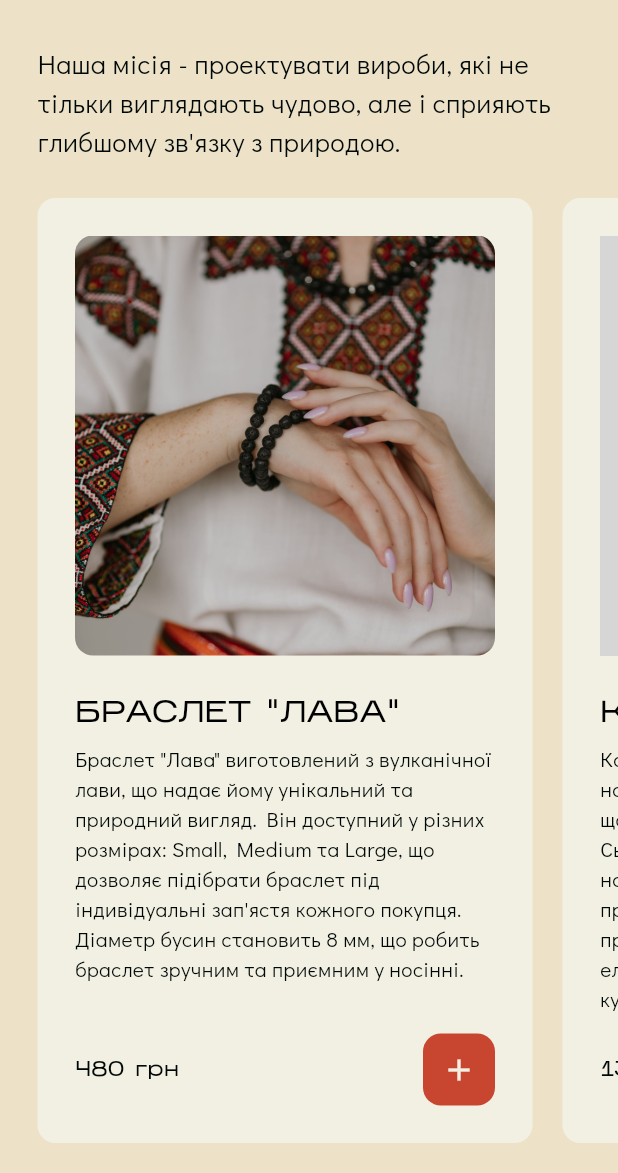
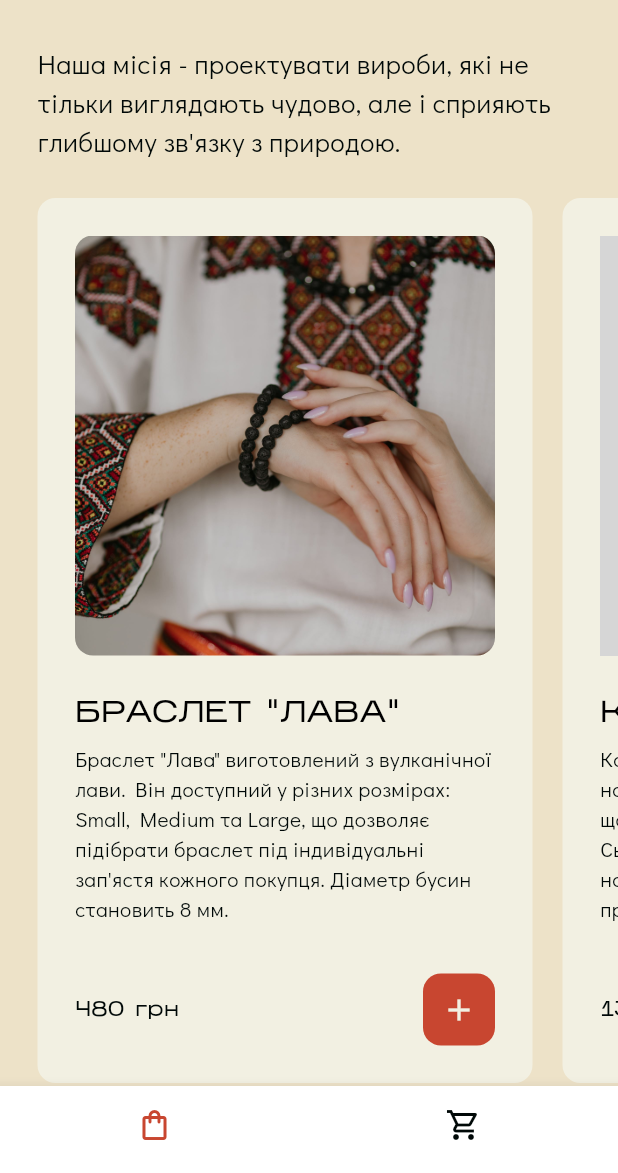
Before and after one commit to karpenkko/shop_app, a Flutter app: the screen it shows after launch, after a tap on the "arrow forward" icon, on a phone screen of 412 x 824 dp, the part 63-1236 px from its top. Run offline on Flutter 3.47's test engine with Material 3 defaults, Android fonts, the phone set to English and light mode, and no system bars; grey boxes are pictures that could not be loaded.

Commit message:
added nested navigation

```diff
--- a/lib/main.dart
+++ b/lib/main.dart
@@ -1,6 +1,7 @@
 import 'package:flutter/material.dart';
 import 'package:provider/provider.dart';
 import 'package:shop_app/pages/cart_page.dart';
+import 'package:shop_app/pages/detail_page.dart';
 import 'package:shop_app/pages/intro_page.dart';
 import 'package:shop_app/pages/shop_page.dart';
 import 'package:shop_app/themes/light_mode.dart';
--- a/lib/models/shop.dart
+++ b/lib/models/shop.dart
@@ -6,21 +6,21 @@ class Shop extends ChangeNotifier{
     Product(
       name: 'БРАСЛЕТ "ЛАВА"',
       price: 480,
-      description: 'Браслет "Лава" виготовлений з вулканічної лави, що надає йому унікальний та природний вигляд. Він доступний у різних розмірах: Small, Medium та Large, що дозволяє підібрати браслет під індивідуальні зап\'ястя кожного покупця. Діаметр бусин становить 8 мм, що робить браслет зручним та приємним у носінні.',
+      description: 'Браслет "Лава" виготовлений з вулканічної лави. Він доступний у різних розмірах: Small, Medium та Large, що дозволяє підібрати браслет під індивідуальні зап\'ястя кожного покупця. Діаметр бусин становить 8 мм.',
       imagePath: 'assets/photo1.jpg',
       availability: true,
     ),
     Product(
       name: 'КОЛЬЄ "ШЕЛЕСТ"',
       price: 1350,
-      description: 'Кольє створене з низки яскравих натуральних бусин,та срібних ланцюжків, що грайливо похитуються при ходьбі. Сьогодні шелест є однією з найпопулярніших традиційних українських прикрас. Він може бути використаний як прикраса на сучасному одязі, а також як елемент української національної культури.',
+      description: 'Кольє створене з низки яскравих натуральних бусин,та срібних ланцюжків, що грайливо похитуються при ходьбі. Сьогодні шелест є однією з найпопулярніших традиційних українських прикрас.',
       imagePath: 'assets/photo2.jpg',
       availability: true,
     ),
     Product(
       name: 'СЕРЕЖКИ "ВІЗІЯ"',
       price: 1950,
-      description: 'Сережки "Візія" з перлами є вишуканим та елегантним аксесуаром, який додає витонченості будь-якому образу. Ці сережки виготовлені з використанням перлів та срібла 925 проби, що забезпечує їх довговічність і стильний вигляд.',
+      description: 'Сережки "Візія" з перлами є вишуканим аксесуаром, який додає витонченості будь-якому образу. Ці сережки виготовлені з використанням перлів та срібла 925 проби, що забезпечує їх довговічність і стильний вигляд.',
       imagePath: 'assets/photo3.jpg',
       availability: false,
     ),
--- a/lib/pages/cart_page.dart
+++ b/lib/pages/cart_page.dart
@@ -4,7 +4,6 @@ import 'package:shop_app/widgets/cart_list_tile.dart';
 import 'package:shop_app/widgets/my_button.dart';
 import '../models/product.dart';
 import '../models/shop.dart';
-import '../widgets/my_drawer.dart';
 
 class CartPage extends StatelessWidget {
   const CartPage({super.key});
--- a/lib/pages/intro_page.dart
+++ b/lib/pages/intro_page.dart
@@ -1,4 +1,6 @@
 import 'package:flutter/material.dart';
+import 'package:shop_app/pages/shop_page.dart';
+import 'package:shop_app/pages/wrap_page.dart';
 import 'package:shop_app/widgets/my_button.dart';
 
 class IntroPage extends StatelessWidget {
@@ -41,7 +43,14 @@ class IntroPage extends StatelessWidget {
             ),
             const SizedBox(height: 35),
             MyButton(
-              onTap: () => Navigator.pushNamed(context, '/shop_page'),
+              onTap: () {
+                Navigator.push(
+                  context,
+                  MaterialPageRoute(
+                    builder: (context) => WrapPage(),
+                  ),
+                );
+              },
               child: Icon(
                 Icons.arrow_forward,
                 color: Theme.of(context).colorScheme.primary,
--- a/lib/pages/shop_page.dart
+++ b/lib/pages/shop_page.dart
@@ -47,7 +47,7 @@ class ShopPage extends StatelessWidget {
             ),
           ),
           SizedBox(
-            height: 680,
+            height: 640,
             child: ListView.builder(
               physics: const BouncingScrollPhysics(),
               scrollDirection: Axis.horizontal,
--- /dev/null
+++ b/lib/pages/wrap_page.dart
@@ -0,0 +1,65 @@
+import 'package:flutter/material.dart';
+import 'package:shop_app/pages/shop_page.dart';
+import '../widgets/common_bottom_nav_bar.dart';
+import 'cart_page.dart';
+
+class WrapPage extends StatefulWidget {
+  const WrapPage({super.key});
+
+  @override
+  State<WrapPage> createState() => _WrapPageState();
+}
+
+class _WrapPageState extends State<WrapPage> {
+  int _selectedIndex = 0;
+
+  final List<GlobalKey<NavigatorState>> _navigatorKeys = [
+    GlobalKey<NavigatorState>(),
+    GlobalKey<NavigatorState>()
+  ];
+
+  @override
+  Widget build(BuildContext context) {
+    return Scaffold(
+      backgroundColor: Colors.white,
+      bottomNavigationBar: BottomNavigationBar(
+        currentIndex: _selectedIndex,
+        showSelectedLabels: false,
+        showUnselectedLabels: false,
+        selectedIconTheme: IconThemeData(
+          color: Theme.of(context).colorScheme.secondary,
+        ),
+        unselectedIconTheme: IconThemeData(
+          color: Theme.of(context).colorScheme.inversePrimary,
+        ),
+        items: const [
+          BottomNavigationBarItem(
+            icon: Icon(
+              Icons.shopping_bag_outlined,
+            ),
+            label: 'Магазин',
+          ),
+          BottomNavigationBarItem(
+            icon: Icon(
+              Icons.shopping_cart_outlined,
+            ),
+            label: 'Кошик',
+          ),
+        ],
+        onTap: (index) {
+          setState(() {
+            _selectedIndex = index;
+          });
+        },
+      ),
+      body: CommonBottomNavigationBar(
+        selectedIndex: _selectedIndex,
+        navigatorKeys: _navigatorKeys,
+        children: const [
+          ShopPage(),
+          CartPage(),
+        ],
+      ),
+    );
+  }
+}
--- /dev/null
+++ b/lib/widgets/common_bottom_nav_bar.dart
@@ -0,0 +1,84 @@
+import 'package:flutter/material.dart';
+
+class CommonBottomNavigationBar extends StatefulWidget {
+  final int selectedIndex;
+  final List<GlobalKey<NavigatorState>> navigatorKeys;
+  final List<Widget> children;
+
+  CommonBottomNavigationBar({
+    super.key,
+    required this.selectedIndex,
+    required this.navigatorKeys,
+    required this.children,
+  }) {
+    assert(navigatorKeys.length == children.length);
+  }
+
+  @override
+  State<CommonBottomNavigationBar> createState() =>
+      _CommonBottomNavigationBarState();
+}
+
+class _CommonBottomNavigationBarState extends State<CommonBottomNavigationBar> {
+  @override
+  Widget build(BuildContext context) {
+    return Stack(
+      children: List.generate(widget.children.length, (index) {
+        return _buildOffstageNavigator(index);
+      }),
+    );
+  }
+
+  Widget _buildOffstageNavigator(int index) {
+    return NavigatorPopHandler(
+      onPop: () => widget.navigatorKeys[index].currentState!.maybePop(),
+      child: Offstage(
+        offstage: widget.selectedIndex != index,
+        child: _BottomBarNavigator(
+          navigatorKey: widget.navigatorKeys[index],
+          child: widget.children[index],
+        ),
+      ),
+    );
+  }
+}
+
+class _BottomBarNavigator extends StatelessWidget {
+  const _BottomBarNavigator({
+    required this.child,
+    required this.navigatorKey,
+  });
+
+  final Widget child;
+  final GlobalKey<NavigatorState> navigatorKey;
+
+  Map<String, WidgetBuilder> _routeBuilders(BuildContext context) {
+    return {
+      '/': (context) {
+        return child;
+      },
+    };
+  }
+
+  @override
+  Widget build(BuildContext context) {
+    var routeBuilders = _routeBuilders(context);
+
+    return Navigator(
+      key: navigatorKey,
+      initialRoute: '/',
+      onGenerateRoute: (routeSettings) {
+        return MaterialPageRoute(
+          builder: (context) {
+            final builderFunction = routeBuilders[routeSettings.name];
+            if (builderFunction != null) {
+              return builderFunction(context);
+            } else {
+              return const Placeholder();
+            }
+          },
+        );
+      },
+    );
+  }
+}
```
